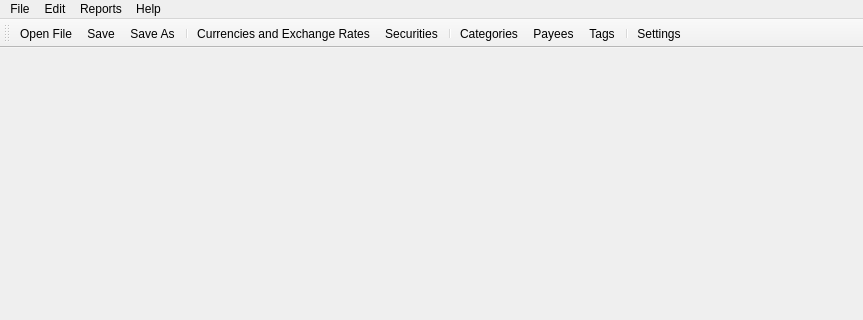
Old version of the form src/views/ui_files/main_window.ui in the repository JakubFranek/Kapytal; both pictures show x 0 to 863 and y 0 to 320 of the 863 by 673 pixel window.
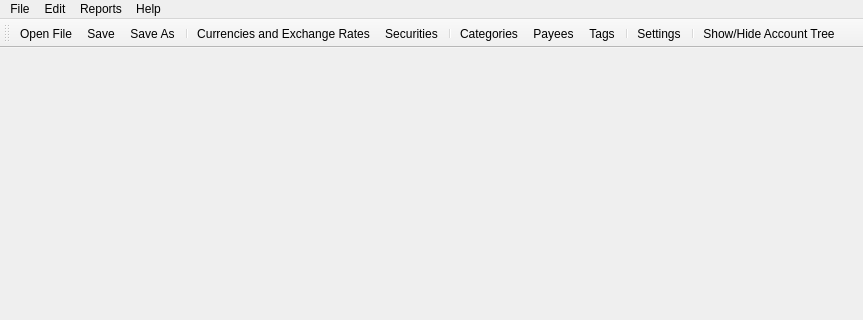
New version of the form.

Commit message: Make AccountTreeWidget hideable

```diff
--- a/src/views/ui_files/main_window.ui
+++ b/src/views/ui_files/main_window.ui
@@ -107,6 +107,8 @@
    <addaction name="actionTags"/>
    <addaction name="separator"/>
    <addaction name="actionSettings"/>
+   <addaction name="separator"/>
+   <addaction name="actionShow_Hide_Account_Tree"/>
   </widget>
   <action name="actionSave">
    <property name="text">
@@ -185,6 +187,11 @@
     <string>Clear Menu</string>
    </property>
   </action>
+  <action name="actionShow_Hide_Account_Tree">
+   <property name="text">
+    <string>Show/Hide Account Tree</string>
+   </property>
+  </action>
  </widget>
  <resources/>
  <connections/>
```
Left out of the diff: 4 changed lines with no effect on the pictures. The commit also changes 6 other files.
